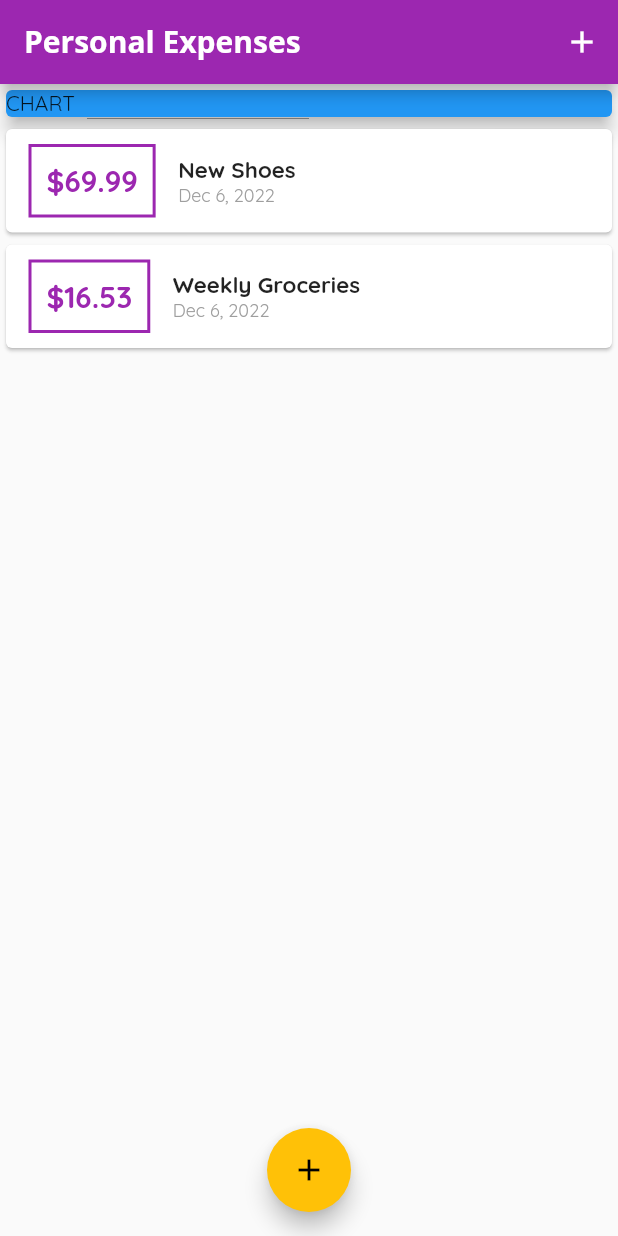
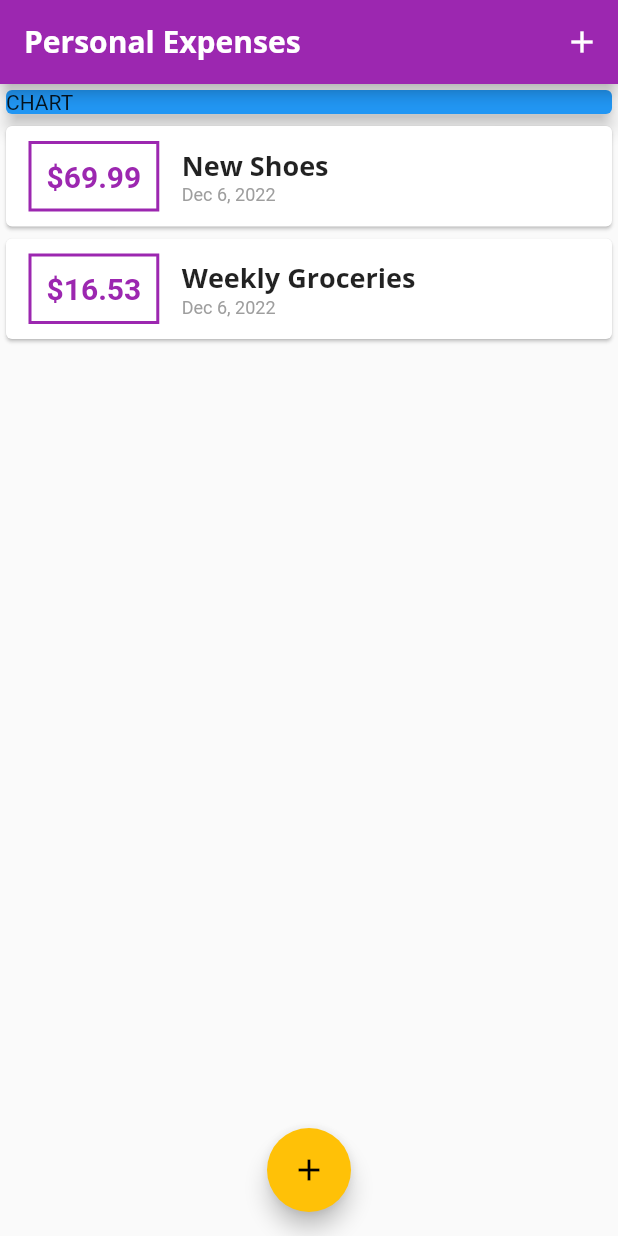
Before and after one commit to adogbeji/ExpenseTrackerApp, a Flutter app: the screen it shows after launch, on a phone screen of 412 x 824 dp. Run offline on Flutter 3.47's test engine with Material 2 defaults, Android fonts, the phone set to English and light mode, and no system bars; Roboto replaces fonts that are missing (Open Sans).

Commit message:
Set theme for all other titles

```diff
--- a/lib/main.dart
+++ b/lib/main.dart
@@ -15,15 +15,21 @@ class MyApp extends StatelessWidget {
         primarySwatch: Colors.purple,
         accentColor: Colors.amber,
         fontFamily: 'Quicksand',
+        textTheme: ThemeData.light().textTheme.copyWith(
+              headline6: TextStyle(
+                fontFamily: 'OpenSans',
+                fontWeight: FontWeight.bold,
+                fontSize: 18,
+              ),
+            ),
         appBarTheme: AppBarTheme(
           textTheme: ThemeData.light().textTheme.copyWith(
                 headline6: TextStyle(
-                  fontFamily: 'OpenSans',
-                  fontSize: 20,
-                  fontWeight: FontWeight.bold
-                ),
+                    fontFamily: 'OpenSans',
+                    fontSize: 20,
+                    fontWeight: FontWeight.bold),
               ),
-          ),
+        ),
       ),
       home: MyHomePage(),
     );
--- a/lib/widgets/transaction_list.dart
+++ b/lib/widgets/transaction_list.dart
@@ -43,10 +43,7 @@ class TransactionList extends StatelessWidget {
                   children: <Widget>[
                     Text(
                       transactions[index].title,
-                      style: TextStyle(
-                        fontWeight: FontWeight.bold,
-                        fontSize: 15,
-                      ),
+                      style: Theme.of(context).textTheme.headline6,
                     ),
                     Text(
                       DateFormat.yMMMd().format(transactions[index].date),
```
